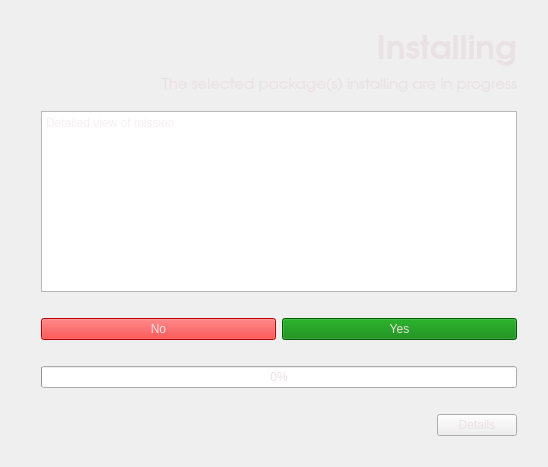
hmikihth/package-wizard, file modules_uic/installprogress.ui: the form before one commit.
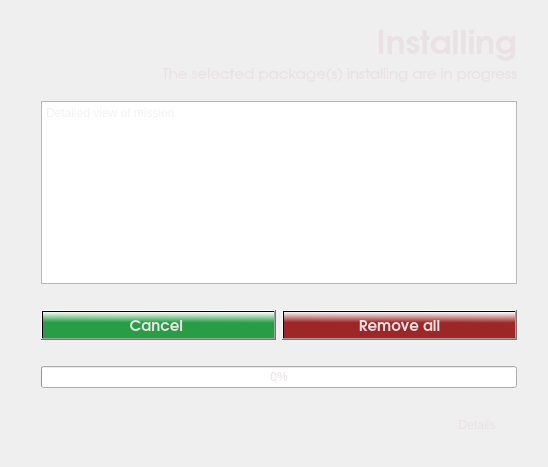
The form after the commit. Icons and pictures are not drawn.

What changed in the file:
```diff
--- a/modules_uic/installprogress.ui
+++ b/modules_uic/installprogress.ui
@@ -124,7 +124,7 @@
      <property name="minimumSize">
       <size>
        <width>0</width>
-       <height>50</height>
+       <height>40</height>
       </size>
      </property>
      <property name="font">
@@ -179,21 +179,46 @@
       <layout class="QHBoxLayout" name="horizontalLayout_3">
        <item>
         <widget class="QPushButton" name="noButton">
+         <property name="font">
+          <font>
+           <family>URW Gothic L</family>
+           <pointsize>11</pointsize>
+           <weight>75</weight>
+           <bold>true</bold>
+          </font>
+         </property>
          <property name="styleSheet">
-          <string notr="true">background-color:red;</string>
+          <string notr="true">background-color: qlineargradient(spread:pad, x1:0.985294, y1:0.789, x2:1, y2:0, stop:0.470588 rgba(0, 141, 37, 213), stop:1 rgba(255, 255, 255, 255));</string>
          </property>
          <property name="text">
-          <string>No</string>
+          <string>Cancel </string>
+         </property>
+         <property name="icon">
+          <iconset theme="dialog-cancel"/>
          </property>
         </widget>
        </item>
        <item>
         <widget class="QPushButton" name="yesButton">
+         <property name="font">
+          <font>
+           <family>URW Gothic L</family>
+           <pointsize>11</pointsize>
+           <weight>75</weight>
+           <bold>true</bold>
+          </font>
+         </property>
+         <property name="autoFillBackground">
+          <bool>false</bool>
+         </property>
          <property name="styleSheet">
-          <string notr="true">background-color:green;</string>
+          <string notr="true">background-color: qlineargradient(spread:pad, x1:0.985294, y1:0.789, x2:1, y2:0, stop:0.470588 rgba(141, 0, 0, 213), stop:1 rgba(255, 255, 255, 255));</string>
          </property>
          <property name="text">
-          <string>Yes</string>
+          <string>Remove all</string>
+         </property>
+         <property name="icon">
+          <iconset theme="dialog-warning-symbolic"/>
          </property>
         </widget>
        </item>
@@ -252,6 +277,12 @@
          <property name="text">
           <string>Details</string>
          </property>
+         <property name="icon">
+          <iconset theme="help-about"/>
+         </property>
+         <property name="flat">
+          <bool>true</bool>
+         </property>
         </widget>
        </item>
       </layout>
```
